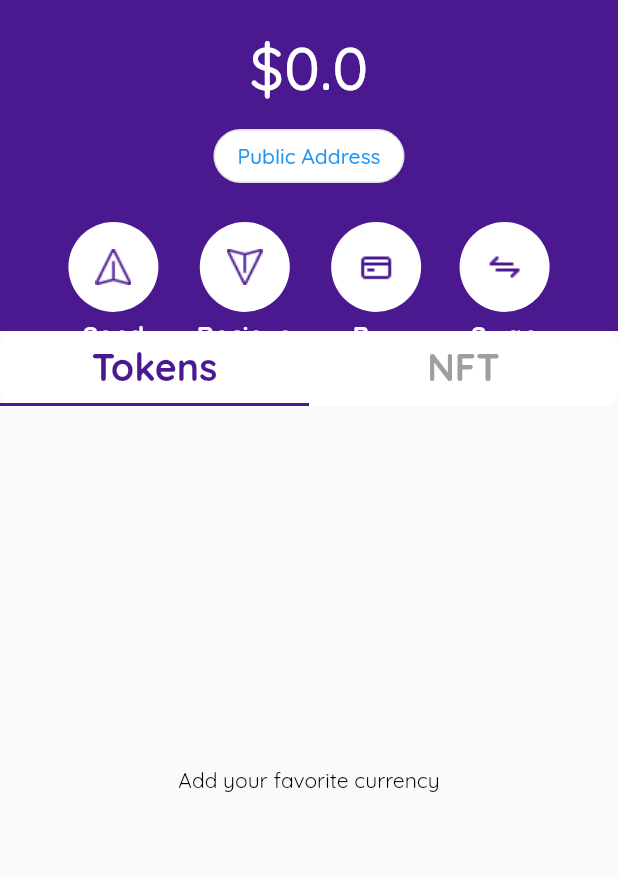
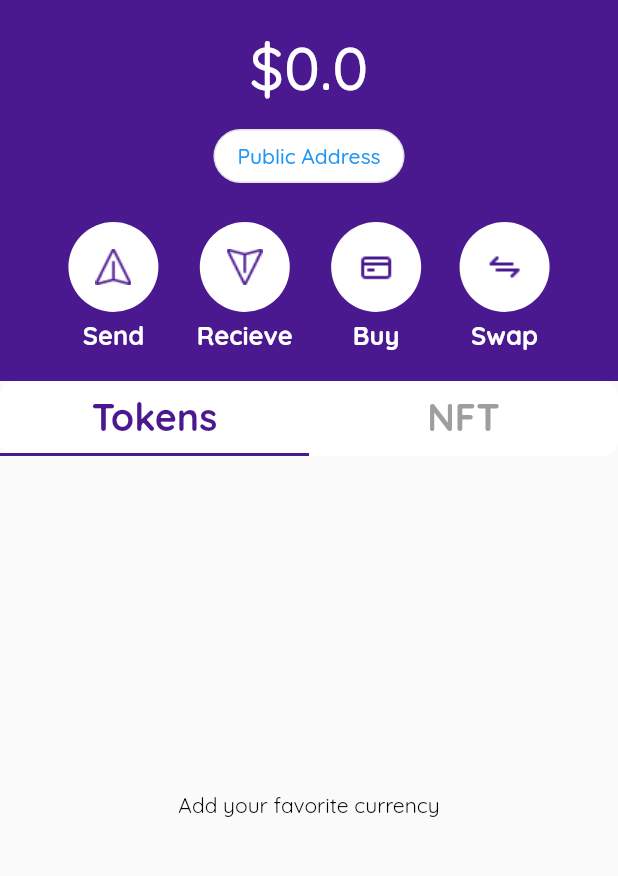
Before and after one commit to jhaym3s/wallet, a Flutter app: the SuccessfullWalletScreen screen opened directly with empty values, on a phone screen of 412 x 824 dp, the part 81-957 px from its top. Run offline on Flutter 3.47's test engine with Material 2 defaults, Android fonts, the light colour scheme and no system bars; our stand-ins replace bloc, convert, equatable, flutter_bloc, flutter_spinkit, gap and 4 more; missing offline and left inert: bip39, ed25519_hd_key, qr_code_scanner, web3dart; accounts and stored records are empty.

Commit message:
not done with this

```diff
--- a/lib/main.dart
+++ b/lib/main.dart
@@ -55,7 +55,7 @@ class MyApp extends StatelessWidget {
           debugShowCheckedModeBanner: false,
           title: 'Hodl',
           theme: AppTheme().lightTheme,
-          darkTheme: AppTheme().darkTheme,
+          darkTheme: AppTheme().lightTheme,
           onGenerateRoute: AppRouter.onGenerated,
           home: const SplashScreen()),
     );
--- a/lib/presentation/screens/authentication_screens/authentication_screens.dart
+++ b/lib/presentation/screens/authentication_screens/authentication_screens.dart
@@ -3,4 +3,4 @@ export 'import_wallet.dart';
 export 'splash_screen.dart';
 export 'import_wallet_with_mnemonics.dart';
 export 'import_wallet_with_private_key.dart';
-export 'intro_screen.dart';
+export 'on_boarding_screen.dart';
--- a/lib/presentation/screens/authentication_screens/create_wallet.dart
+++ b/lib/presentation/screens/authentication_screens/create_wallet.dart
@@ -30,7 +30,8 @@ class _CreateWalletState extends State<CreateWallet> {
           return const Loading(actionText: "Creating wallet",);
         }
         if(state is CredentialFailureState){
-          return const  Center(child:Text("Failed"));
+          return const  Center(child:Text("Something is wrong. Please check network connection",
+          softWrap: true,));
         }
         return const  Center(child:Text("Something went wrong"));
       },
--- a/lib/presentation/screens/authentication_screens/intro_screen.dart
+++ b/lib/presentation/screens/authentication_screens/on_boarding_screen.dart
@@ -108,6 +108,8 @@ class _IntroScreenState extends State<IntroScreen>
                     nextFunction();
                   }
                 : () {
+                  ScaffoldMessenger.of(context).showSnackBar(const SnackBar(
+                  content: Text('Please wait'),));
                     context.read<WalletBloc>().add(GenerateMnmonics());
                     context.read<WalletBloc>().add(GetSavedMnemonics());
                     Navigator.of(context).pushNamed(CreateWallet.routeName);
--- a/lib/presentation/screens/authentication_screens/splash_screen.dart
+++ b/lib/presentation/screens/authentication_screens/splash_screen.dart
@@ -6,7 +6,7 @@ import 'package:hodl/configs/configs.dart';
 
 import '../../../bloc/wallet_bloc.dart';
 import '../nav_bar_screens/persistent_bottom_nav_bar.dart';
-import 'intro_screen.dart';
+import 'on_boarding_screen.dart';
 
 class SplashScreen extends StatefulWidget {
   const SplashScreen({Key? key}) : super(key: key);
--- a/lib/presentation/screens/nav_bar_screens/wallet_screen.dart
+++ b/lib/presentation/screens/nav_bar_screens/wallet_screen.dart
@@ -72,5 +72,3 @@ class _WalletScreenState extends State<WalletScreen> {
     );
   }
 }
-
-class GetAllSharedPrefCurrencyEvent {}
--- a/lib/presentation/widgets/wallet_screen_widget/successful_walllet_screen.dart
+++ b/lib/presentation/widgets/wallet_screen_widget/successful_walllet_screen.dart
@@ -37,7 +37,8 @@ class _SuccessfullWalletScreenState extends State<SuccessfullWalletScreen>
 
   @override
   Widget build(BuildContext context) {
-    return Column(
+    return Scaffold(
+      body: Column(
         children: [
           TopBalance(
             ethAddress: widget.ethAddress,
@@ -87,6 +88,7 @@ class _SuccessfullWalletScreenState extends State<SuccessfullWalletScreen>
             ),
           ),
         ],
+      ),
     );
   }
 }
--- a/lib/presentation/widgets/wallet_screen_widget/top_balance.dart
+++ b/lib/presentation/widgets/wallet_screen_widget/top_balance.dart
@@ -17,7 +17,7 @@ class TopBalance extends StatelessWidget {
   Widget build(BuildContext context) {
     return Container(
       width: kScreenWidth(context),
-      height: kScreenHeight(context) / 3,
+      //height: kScreenHeight(context) / 2.7,
       color: kPrimaryColor,
       child: Padding(
         padding: const EdgeInsets.symmetric(horizontal: 20.0),
@@ -124,6 +124,7 @@ class TopBalance extends StatelessWidget {
                 )
               ],
             ),
+            const Gap(20),
           ],
         ),
       ),
```
Also changed, not shown: lib/presentation/screens/nav_bar_screens/dapps.dart (+3 -4 lines), lib/presentation/widgets/create_wallet_success_screen.dart (+7 -7 lines), lib/presentation/widgets/layout_widget.dart (added, +25 -0 lines). Lines whose indentation alone changed are shown as unchanged.
